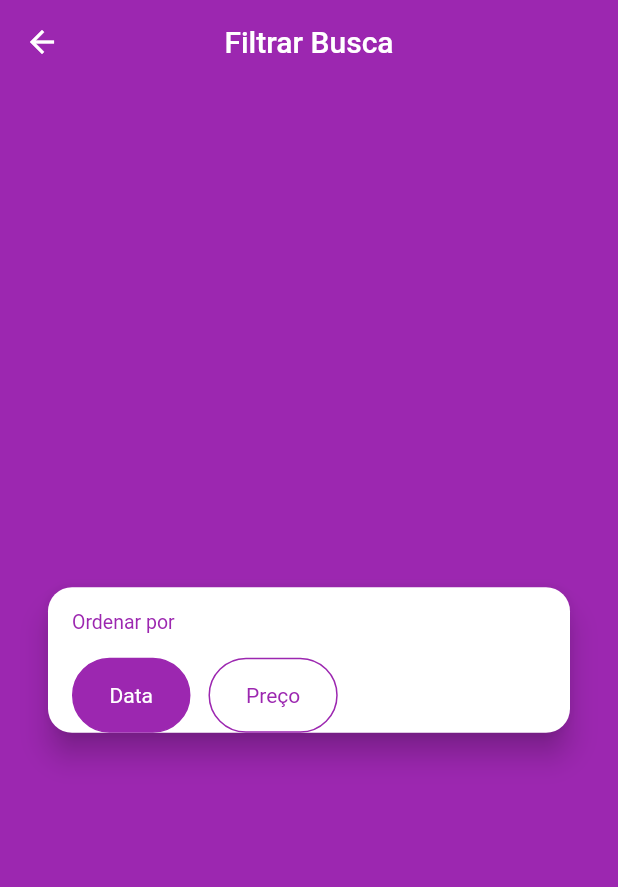
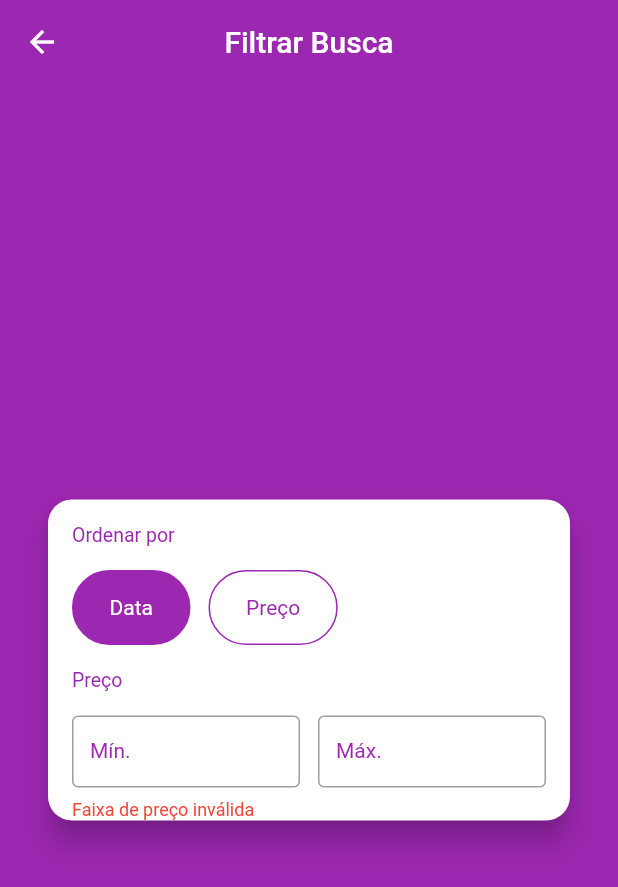
Before and after one commit to gabrielvt27/clone_olx, a Flutter app: the FilterScreen screen opened directly, on a phone screen of 412 x 824 dp. Shown: the top 887 px of the screen. Run offline on Flutter 3.47's test engine with Material 2 defaults, Android fonts, the phone set to English and light mode, and no system bars; our stand-ins replace brasil_fields, dio, flutter_mobx, get_it, image_cropper, image_picker and 3 more; accounts and stored records are empty; generated files the repository leaves out were written again; network calls fail.

Commit message:
criando filtro de preço mínimo e máximo

```diff
--- /dev/null
+++ b/lib/screens/filter/components/price_field.dart
@@ -0,0 +1,54 @@
+import 'package:brasil_fields/brasil_fields.dart';
+import 'package:flutter/material.dart';
+import 'package:flutter/services.dart';
+
+class PriceField extends StatelessWidget {
+  const PriceField({
+    Key? key,
+    required this.label,
+    required this.initialValue,
+    required this.onChanged,
+  }) : super(key: key);
+
+  final String label;
+  final int? initialValue;
+  final Function(String) onChanged;
+
+  @override
+  Widget build(BuildContext context) {
+    return Expanded(
+      child: TextFormField(
+        initialValue: initialValue?.toString(),
+        onChanged: onChanged,
+        decoration: InputDecoration(
+          prefixText: 'R\$ ',
+          focusColor: Colors.purple,
+          enabledBorder: const OutlineInputBorder(
+            borderSide: BorderSide(
+              color: Colors.grey,
+            ),
+          ),
+          focusedBorder: const OutlineInputBorder(
+            borderSide: BorderSide(
+              color: Colors.purple,
+              width: 1.5,
+            ),
+          ),
+          isDense: true,
+          labelText: label,
+          labelStyle: const TextStyle(
+            color: Colors.purple,
+          ),
+        ),
+        inputFormatters: [
+          FilteringTextInputFormatter.digitsOnly,
+          RealInputFormatter(moeda: false),
+        ],
+        keyboardType: TextInputType.number,
+        style: const TextStyle(
+          fontSize: 14,
+        ),
+      ),
+    );
+  }
+}
--- /dev/null
+++ b/lib/screens/filter/components/pricerange_field.dart
@@ -0,0 +1,63 @@
+import 'package:clone_olx/screens/filter/components/price_field.dart';
+import 'package:clone_olx/screens/filter/components/section_title.dart';
+import 'package:clone_olx/stores/filter_store.dart';
+import 'package:flutter/material.dart';
+import 'package:flutter_mobx/flutter_mobx.dart';
+
+class PriceRangeField extends StatelessWidget {
+  const PriceRangeField({
+    Key? key,
+    required this.filterStore,
+  }) : super(key: key);
+
+  final FilterStore filterStore;
+
+  @override
+  Widget build(BuildContext context) {
+    return Column(
+      crossAxisAlignment: CrossAxisAlignment.start,
+      children: [
+        const SectionTitle(title: "Preço"),
+        Observer(
+          builder: (_) {
+            return Row(
+              children: [
+                PriceField(
+                  label: "Mín.",
+                  initialValue: filterStore.minPrice,
+                  onChanged: filterStore.setMinPrice,
+                ),
+                const SizedBox(
+                  width: 12,
+                ),
+                PriceField(
+                  label: "Máx.",
+                  initialValue: filterStore.maxPrice,
+                  onChanged: filterStore.setMaxPrice,
+                ),
+              ],
+            );
+          },
+        ),
+        Observer(
+          builder: (context) {
+            if (filterStore.priceError != null) {
+              return Padding(
+                padding: const EdgeInsets.only(top: 8.0),
+                child: Text(
+                  filterStore.priceError!,
+                  style: const TextStyle(
+                    color: Colors.red,
+                    fontSize: 12,
+                  ),
+                ),
+              );
+            } else {
+              return Container();
+            }
+          },
+        ),
+      ],
+    );
+  }
+}
--- a/lib/screens/filter/filter_screen.dart
+++ b/lib/screens/filter/filter_screen.dart
@@ -1,4 +1,5 @@
 import 'package:clone_olx/screens/filter/components/orderby_field.dart';
+import 'package:clone_olx/screens/filter/components/pricerange_field.dart';
 import 'package:clone_olx/stores/filter_store.dart';
 import 'package:flutter/material.dart';
 
@@ -29,6 +30,9 @@ class FilterScreen extends StatelessWidget {
                 OrderByField(
                   filterStore: filterStore,
                 ),
+                PriceRangeField(
+                  filterStore: filterStore,
+                ),
               ],
             ),
           ),
--- a/lib/stores/filter_store.dart
+++ b/lib/stores/filter_store.dart
@@ -11,4 +11,25 @@ abstract class _FilterStoreBase with Store {
 
   @action
   void setOrderBy(OrderBy val) => orderBy = val;
+
+  int? convertStringToInt(str) => int.tryParse(str.replaceAll('.', ''));
+
+  @observable
+  int? maxPrice;
+
+  @action
+  void setMaxPrice(String val) => maxPrice = convertStringToInt(val);
+
+  @observable
+  int? minPrice;
+
+  @action
+  void setMinPrice(String val) => minPrice = convertStringToInt(val);
+
+  @computed
+  bool get priceValid =>
+      minPrice != null && maxPrice != null && minPrice! < maxPrice!;
+
+  @computed
+  String? get priceError => priceValid ? null : 'Faixa de preço inválida';
 }
```
Also changed, not shown: lib/stores/filter_store.g.dart.
